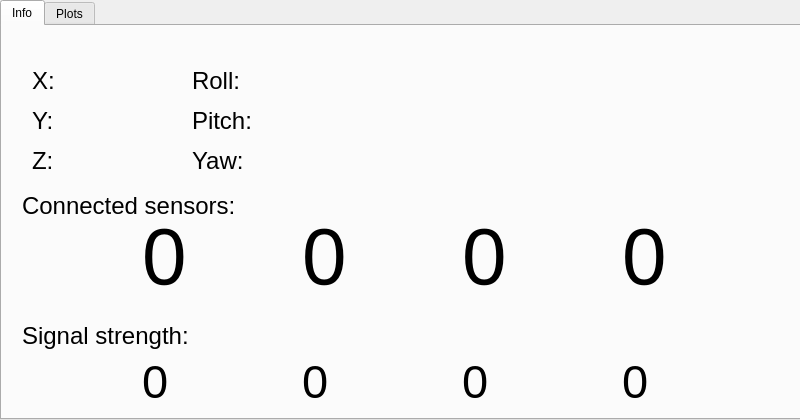
The window that main.ui (OlegErmolaev/locus_diagnostics) describes before a commit, drawn with Qt 5.
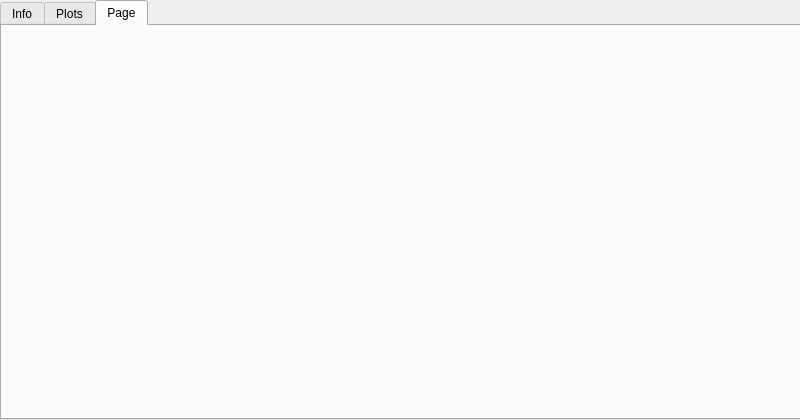
The same window after the commit.

Commit message: matplotlib support

The edit to the form file:
```diff
--- a/main.ui
+++ b/main.ui
@@ -24,7 +24,7 @@
      </rect>
     </property>
     <property name="currentIndex">
-     <number>0</number>
+     <number>2</number>
     </property>
     <widget class="QWidget" name="main_tab">
      <attribute name="title">
@@ -465,6 +465,22 @@
       <layout class="QVBoxLayout" name="plotLayout"/>
      </widget>
     </widget>
+    <widget class="QWidget" name="tab">
+     <attribute name="title">
+      <string>Page</string>
+     </attribute>
+     <widget class="QWidget" name="gridLayoutWidget">
+      <property name="geometry">
+       <rect>
+        <x>0</x>
+        <y>0</y>
+        <width>791</width>
+        <height>381</height>
+       </rect>
+      </property>
+      <layout class="QGridLayout" name="MPLLayout"/>
+     </widget>
+    </widget>
    </widget>
   </widget>
  </widget>
```
The commit also changes 2 other files.
